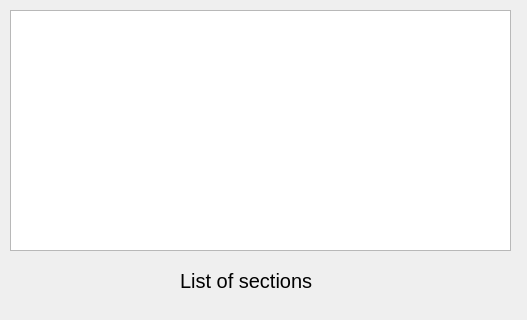
Above: logiComptaProject/sectionlist.ui from ffillouxdev/LogiCompta before the change. Below: the same form after it.
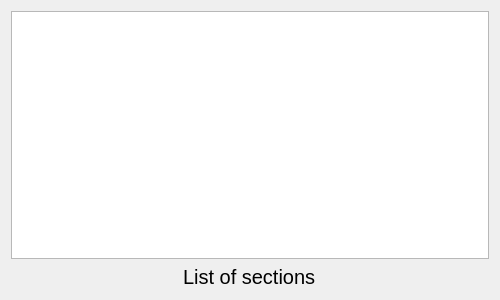
That is the form after the change.

```diff
--- a/logiComptaProject/sectionlist.ui
+++ b/logiComptaProject/sectionlist.ui
@@ -6,35 +6,29 @@
    <rect>
     <x>0</x>
     <y>0</y>
-    <width>527</width>
-    <height>320</height>
+    <width>500</width>
+    <height>300</height>
    </rect>
   </property>
+  <property name="maximumSize">
+   <size>
+    <width>500</width>
+    <height>300</height>
+   </size>
+  </property>
   <property name="windowTitle">
    <string>Dialog</string>
   </property>
+  <layout class="QVBoxLayout" name="verticalLayout">
+   <item>
   <widget class="QTableWidget" name="tableWidget">
-   <property name="geometry">
-    <rect>
-     <x>10</x>
-     <y>10</y>
-     <width>501</width>
-     <height>241</height>
-    </rect>
-   </property>
    <attribute name="horizontalHeaderDefaultSectionSize">
     <number>240</number>
    </attribute>
   </widget>
+   </item>
+   <item alignment="Qt::AlignHCenter">
   <widget class="QLabel" name="label">
-   <property name="geometry">
-    <rect>
-     <x>180</x>
-     <y>270</y>
-     <width>141</width>
-     <height>21</height>
-    </rect>
-   </property>
    <property name="font">
     <font>
      <pointsize>15</pointsize>
@@ -44,6 +38,8 @@
     <string>List of sections</string>
    </property>
   </widget>
+   </item>
+  </layout>
  </widget>
  <resources/>
  <connections/>
```
Lines whose indentation alone changed are shown as unchanged.
